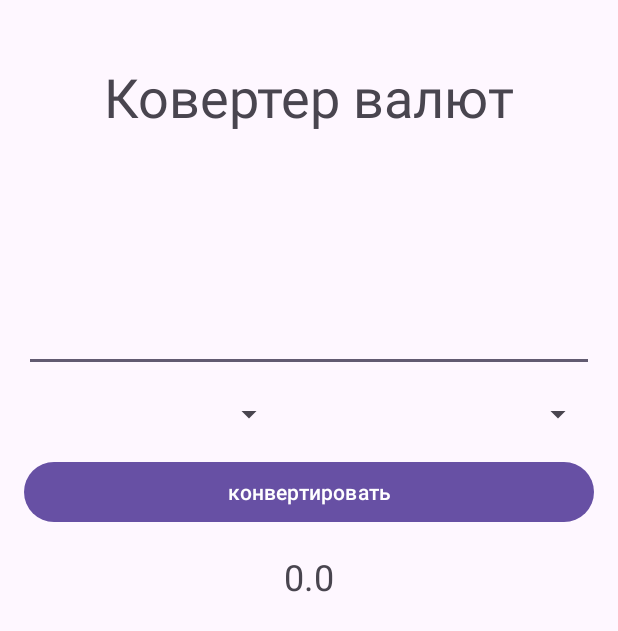
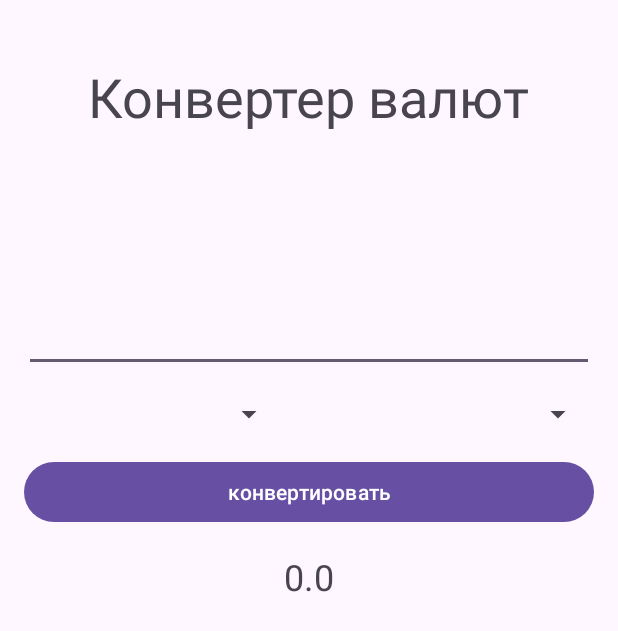
Before and after one commit to DimaK21/CurrencyConverter, an Android app: the layout activity_main.xml on its own in the app's theme, with its tools: preview values and no code run, on a phone screen of 412 x 824 dp. Shown: the top 631 px of the screen. Run offline under Robolectric (Android 15) with nearby library versions, the phone set to English and light mode, and no system bars.

Commit message:
появление клавиатуры

```diff
--- a/app/src/main/AndroidManifest.xml
+++ b/app/src/main/AndroidManifest.xml
@@ -18,7 +18,8 @@
         tools:targetApi="31">
         <activity
             android:name=".presentation.MainActivity"
-            android:exported="true">
+            android:exported="true"
+            android:windowSoftInputMode="stateVisible">
             <intent-filter>
                 <action android:name="android.intent.action.MAIN" />
 
--- a/app/src/main/res/values/strings.xml
+++ b/app/src/main/res/values/strings.xml
@@ -2,7 +2,7 @@
     <string name="app_name">Currency Converter</string>
     <string name="check_connection">Проверьте подключение к сети</string>
     <string name="wrong_request">Неверный запрос</string>
-    <string name="converter">Ковертер валют</string>
+    <string name="converter">Конвертер валют</string>
     <string name="to_convert">конвертировать</string>
     <string name="zero">0.0</string>
     <string-array name="currency_array">
```
Also changed, not shown: app/src/main/java/ru/kryu/currencyconverter/presentation/MainActivity.kt (+11 -0 lines).
